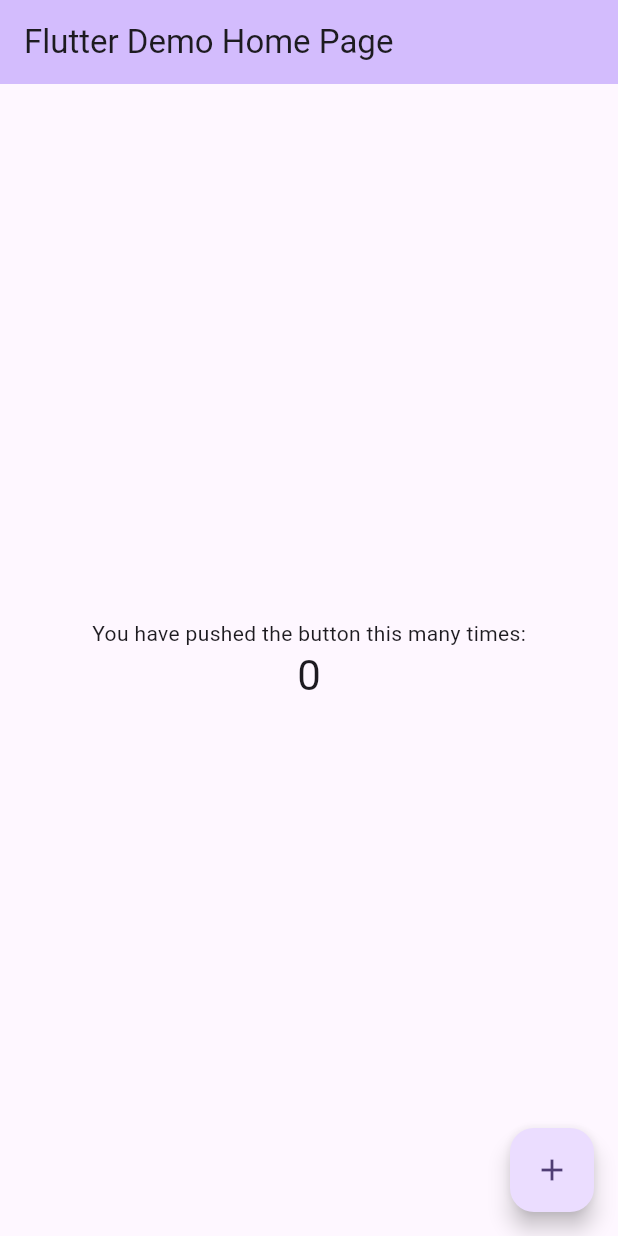
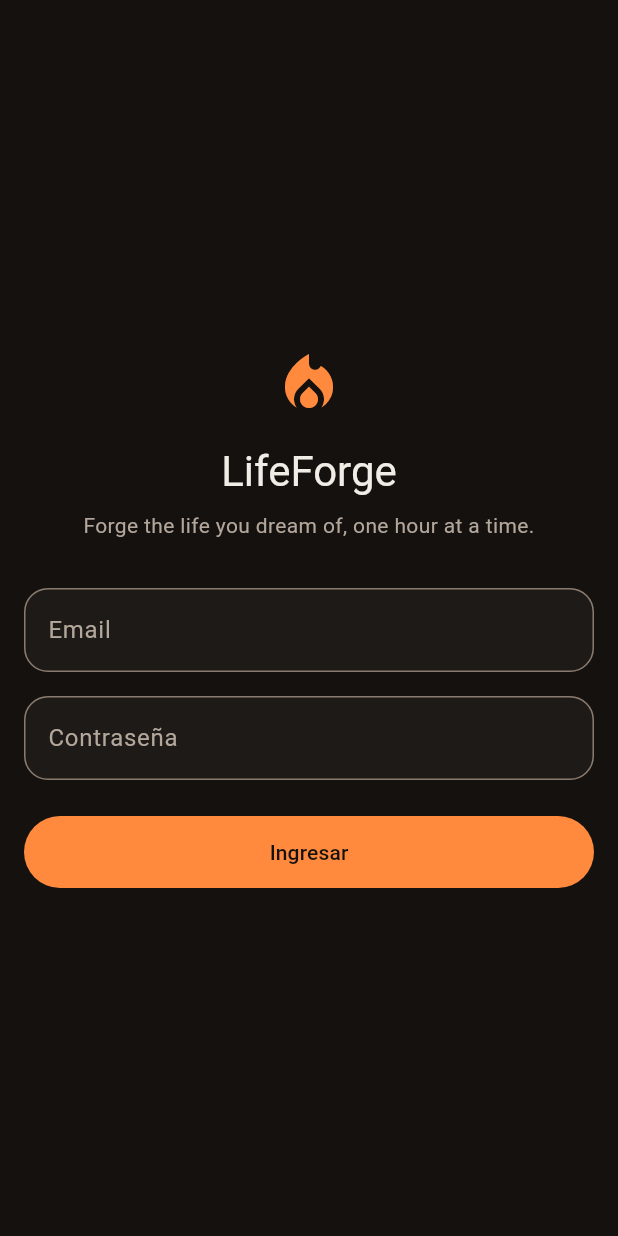
Before and after one commit to Jeyker-Dev/lifeforge-app, a Flutter app: the screen it shows after launch, on a phone screen of 412 x 824 dp. Run offline on Flutter 3.47's test engine with Material 3 defaults, Android fonts, the phone set to English and light mode, and no system bars; our stand-ins replace dio, flutter_riverpod, flutter_secure_storage, go_router.

Commit message:
feat(auth): add app base and login against the API
Set up the app skeleton with Riverpod, go_router and the Forja dark
theme, plus a login screen that signs in against the API and a
placeholder home screen with logout. Tokens live in secure storage;
an interceptor adds the bearer token and, on a 401, refreshes once
and retries. Refreshes are single-flight because the API revokes the
whole session when a rotated refresh token is reused. Android gets the
internet permission, and debug builds allow plain HTTP to the local
API. Users are created from the API command line; there is no signup.

```diff
--- /dev/null
+++ b/lib/app/app.dart
@@ -0,0 +1,19 @@
+import 'package:flutter/material.dart';
+import 'package:flutter_riverpod/flutter_riverpod.dart';
+
+import 'router.dart';
+import 'theme.dart';
+
+class LifeForgeApp extends ConsumerWidget {
+  const LifeForgeApp({super.key});
+
+  @override
+  Widget build(BuildContext context, WidgetRef ref) {
+    return MaterialApp.router(
+      title: 'LifeForge',
+      debugShowCheckedModeBanner: false,
+      theme: buildForgeTheme(),
+      routerConfig: ref.watch(routerProvider),
+    );
+  }
+}
--- /dev/null
+++ b/lib/app/router.dart
@@ -0,0 +1,39 @@
+import 'package:flutter/material.dart';
+import 'package:flutter_riverpod/flutter_riverpod.dart';
+import 'package:go_router/go_router.dart';
+
+import '../features/auth/domain/auth.dart';
+import '../features/auth/presentation/auth_controller.dart';
+import '../features/auth/presentation/login_screen.dart';
+import '../features/home/presentation/home_screen.dart';
+
+final routerProvider = Provider<GoRouter>((ref) {
+  final auth = ValueNotifier<AsyncValue<AuthStatus>>(
+    ref.read(authControllerProvider),
+  );
+  ref.listen(authControllerProvider, (_, next) => auth.value = next);
+  ref.onDispose(auth.dispose);
+
+  return GoRouter(
+    initialLocation: '/',
+    refreshListenable: auth,
+    redirect: (context, state) {
+      final status = auth.value.value;
+      final location = state.matchedLocation;
+      if (status == null) return location == '/splash' ? null : '/splash';
+      if (status == AuthStatus.signedOut) {
+        return location == '/login' ? null : '/login';
+      }
+      return location == '/login' || location == '/splash' ? '/' : null;
+    },
+    routes: [
+      GoRoute(
+        path: '/splash',
+        builder: (context, state) =>
+            const Scaffold(body: Center(child: CircularProgressIndicator())),
+      ),
+      GoRoute(path: '/login', builder: (context, state) => const LoginScreen()),
+      GoRoute(path: '/', builder: (context, state) => const HomeScreen()),
+    ],
+  );
+});
--- /dev/null
+++ b/lib/app/theme.dart
@@ -0,0 +1,62 @@
+import 'package:flutter/material.dart';
+
+/// "Forja cálida" tokens from docs/areas/stitch-design.md (dark mode).
+abstract final class ForgeColors {
+  static const primary = Color(0xFFFF8A3D);
+  static const onPrimary = Color(0xFF14110F);
+  static const background = Color(0xFF14110F);
+  static const surface = Color(0xFF1E1A17);
+  static const surfaceHigh = Color(0xFF2A2420);
+  static const onSurface = Color(0xFFF2ECE6);
+  static const onSurfaceMuted = Color(0xFFB3A79C);
+  static const outline = Color(0xFF3A322C);
+  static const outlineControl = Color(0xFF8A7B6F);
+  static const negative = Color(0xFFF26B5B);
+
+  static const areaHealth = Color(0xFFE07A5F);
+  static const areaCareer = Color(0xFFD4A373);
+  static const areaFinance = Color(0xFF81B29A);
+  static const areaRelationships = Color(0xFFD98C9B);
+  static const areaLeisure = Color(0xFFA88BD9);
+  static const protectedTime = Color(0xFF8C9BAB);
+  static const positive = Color(0xFF7BC47F);
+  static const warning = Color(0xFFF2C94C);
+}
+
+ThemeData buildForgeTheme() {
+  const scheme = ColorScheme.dark(
+    primary: ForgeColors.primary,
+    onPrimary: ForgeColors.onPrimary,
+    surface: ForgeColors.background,
+    onSurface: ForgeColors.onSurface,
+    onSurfaceVariant: ForgeColors.onSurfaceMuted,
+    surfaceContainer: ForgeColors.surface,
+    surfaceContainerHigh: ForgeColors.surfaceHigh,
+    outline: ForgeColors.outlineControl,
+    outlineVariant: ForgeColors.outline,
+    error: ForgeColors.negative,
+  );
+  final border = OutlineInputBorder(
+    borderRadius: BorderRadius.circular(16),
+    borderSide: const BorderSide(color: ForgeColors.outlineControl),
+  );
+  return ThemeData(
+    colorScheme: scheme,
+    scaffoldBackgroundColor: ForgeColors.background,
+    inputDecorationTheme: InputDecorationTheme(
+      filled: true,
+      fillColor: ForgeColors.surface,
+      border: border,
+      enabledBorder: border,
+      focusedBorder: border.copyWith(
+        borderSide: const BorderSide(color: ForgeColors.primary, width: 2),
+      ),
+    ),
+    filledButtonTheme: FilledButtonThemeData(
+      style: FilledButton.styleFrom(
+        minimumSize: const Size.fromHeight(48),
+        shape: const StadiumBorder(),
+      ),
+    ),
+  );
+}
--- /dev/null
+++ b/lib/features/auth/domain/auth.dart
@@ -0,0 +1,49 @@
+/// Access and refresh tokens issued by the LifeForge API.
+class AuthTokens {
+  const AuthTokens({required this.accessToken, required this.refreshToken});
+
+  final String accessToken;
+  final String refreshToken;
+}
+
+/// Whether the device holds a session with the API.
+enum AuthStatus { signedIn, signedOut }
+
+/// Base class for authentication failures shown to the user.
+sealed class AuthFailure implements Exception {
+  const AuthFailure();
+}
+
+/// The email or password is wrong.
+class InvalidCredentials extends AuthFailure {
+  const InvalidCredentials();
+}
+
+/// The refresh token is no longer valid; the user must sign in again.
+class SessionExpired extends AuthFailure {
+  const SessionExpired();
+}
+
+/// The API could not be reached.
+class NetworkFailure extends AuthFailure {
+  const NetworkFailure();
+}
+
+/// Persists the session tokens on the device.
+abstract interface class TokenStore {
+  Future<AuthTokens?> read();
+  Future<void> save(AuthTokens tokens);
+  Future<void> clear();
+}
+
+/// Talks to the API authentication endpoints.
+abstract interface class AuthGateway {
+  /// Throws [InvalidCredentials] or [NetworkFailure].
+  Future<AuthTokens> login({required String email, required String password});
+
+  /// Throws [SessionExpired] or [NetworkFailure].
+  Future<AuthTokens> refresh(String refreshToken);
+
+  /// Revokes the session on the server. Never throws.
+  Future<void> logout(String refreshToken);
+}
--- /dev/null
+++ b/lib/features/auth/presentation/login_screen.dart
@@ -0,0 +1,120 @@
+import 'package:flutter/material.dart';
+import 'package:flutter_riverpod/flutter_riverpod.dart';
+
+import '../domain/auth.dart';
+import 'auth_controller.dart';
+
+class LoginScreen extends ConsumerStatefulWidget {
+  const LoginScreen({super.key});
+
+  @override
+  ConsumerState<LoginScreen> createState() => _LoginScreenState();
+}
+
+class _LoginScreenState extends ConsumerState<LoginScreen> {
+  final _email = TextEditingController();
+  final _password = TextEditingController();
+  bool _submitting = false;
+  String? _error;
+
+  @override
+  void dispose() {
+    _email.dispose();
+    _password.dispose();
+    super.dispose();
+  }
+
+  Future<void> _submit() async {
+    if (_email.text.trim().isEmpty || _password.text.isEmpty) {
+      setState(() => _error = 'Ingresa tu email y tu contraseña.');
+      return;
+    }
+    setState(() {
+      _submitting = true;
+      _error = null;
+    });
+    try {
+      await ref
+          .read(authControllerProvider.notifier)
+          .login(email: _email.text, password: _password.text);
+    } on AuthFailure catch (failure) {
+      if (!mounted) return;
+      setState(() => _error = _messageFor(failure));
+    } finally {
+      if (mounted) setState(() => _submitting = false);
+    }
+  }
+
+  String _messageFor(AuthFailure failure) => switch (failure) {
+    InvalidCredentials() => 'Email o contraseña incorrectos.',
+    NetworkFailure() =>
+      'No se pudo conectar con el servidor. Intenta de nuevo.',
+    SessionExpired() => 'Tu sesión venció. Inicia sesión de nuevo.',
+  };
+
+  @override
+  Widget build(BuildContext context) {
+    final theme = Theme.of(context);
+    return Scaffold(
+      body: SafeArea(
+        child: Center(
+          child: SingleChildScrollView(
+            padding: const EdgeInsets.all(16),
+            child: Column(
+              crossAxisAlignment: CrossAxisAlignment.stretch,
+              children: [
+                Icon(
+                  Icons.local_fire_department,
+                  size: 48,
+                  color: theme.colorScheme.primary,
+                ),
+                const SizedBox(height: 16),
+                Text(
+                  'LifeForge',
+                  textAlign: TextAlign.center,
+                  style: theme.textTheme.headlineMedium,
+                ),
+                const SizedBox(height: 8),
+                Text(
+                  'Forge the life you dream of, one hour at a time.',
+                  textAlign: TextAlign.center,
+                  style: theme.textTheme.bodyMedium?.copyWith(
+                    color: theme.colorScheme.onSurfaceVariant,
+                  ),
+                ),
+                const SizedBox(height: 32),
+                TextField(
+                  controller: _email,
+                  keyboardType: TextInputType.emailAddress,
+                  autofillHints: const [AutofillHints.email],
+                  textInputAction: TextInputAction.next,
+                  decoration: const InputDecoration(labelText: 'Email'),
+                ),
+                const SizedBox(height: 16),
+                TextField(
+                  controller: _password,
+                  obscureText: true,
+                  autofillHints: const [AutofillHints.password],
+                  onSubmitted: (_) => _submit(),
+                  decoration: const InputDecoration(labelText: 'Contraseña'),
+                ),
+                if (_error != null) ...[
+                  const SizedBox(height: 16),
+                  Text(
+                    _error!,
+                    style: TextStyle(color: theme.colorScheme.error),
+                  ),
+                ],
+                const SizedBox(height: 24),
+                FilledButton(
+                  onPressed: _submitting ? null : _submit,
+                  child: Text(_submitting ? 'Ingresando…' : 'Ingresar'),
+                ),
+              ],
+            ),
+          ),
+        ),
+      ),
+    );
+  }
+}
--- a/lib/main.dart
+++ b/lib/main.dart
@@ -1,122 +1,8 @@
 import 'package:flutter/material.dart';
+import 'package:flutter_riverpod/flutter_riverpod.dart';
+
+import 'app/app.dart';
 
 void main() {
-  runApp(const MyApp());
+  runApp(const ProviderScope(child: LifeForgeApp()));
 }
-
-class MyApp extends StatelessWidget {
-  const MyApp({super.key});
-
-  // This widget is the root of your application.
-  @override
-  Widget build(BuildContext context) {
-    return MaterialApp(
-      title: 'Flutter Demo',
-      theme: ThemeData(
-        // This is the theme of your application.
-        //
-        // TRY THIS: Try running your application with "flutter run". You'll see
-        // the application has a purple toolbar. Then, without quitting the app,
-        // try changing the seedColor in the colorScheme below to Colors.green
-        // and then invoke "hot reload" (save your changes or press the "hot
-        // reload" button in a Flutter-supported IDE, or press "r" if you used
-        // the command line to start the app).
-        //
-        // Notice that the counter didn't reset back to zero; the application
-        // state is not lost during the reload. To reset the state, use hot
-        // restart instead.
-        //
-        // This works for code too, not just values: Most code changes can be
-        // tested with just a hot reload.
-        colorScheme: .fromSeed(seedColor: Colors.deepPurple),
-      ),
-      home: const MyHomePage(title: 'Flutter Demo Home Page'),
-    );
-  }
-}
-
-class MyHomePage extends StatefulWidget {
-  const MyHomePage({super.key, required this.title});
-
-  // This widget is the home page of your application. It is stateful, meaning
-  // that it has a State object (defined below) that contains fields that affect
-  // how it looks.
-
-  // This class is the configuration for the state. It holds the values (in this
-  // case the title) provided by the parent (in this case the App widget) and
-  // used by the build method of the State. Fields in a Widget subclass are
-  // always marked "final".
-
-  final String title;
-
-  @override
-  State<MyHomePage> createState() => _MyHomePageState();
-}
-
-class _MyHomePageState extends State<MyHomePage> {
-  int _counter = 0;
-
-  void _incrementCounter() {
-    setState(() {
-      // This call to setState tells the Flutter framework that something has
-      // changed in this State, which causes it to rerun the build method below
-      // so that the display can reflect the updated values. If we changed
-      // _counter without calling setState(), then the build method would not be
-      // called again, and so nothing would appear to happen.
-      _counter++;
-    });
-  }
-
-  @override
-  Widget build(BuildContext context) {
-    // This method is rerun every time setState is called, for instance as done
-    // by the _incrementCounter method above.
-    //
-    // The Flutter framework has been optimized to make rerunning build methods
-    // fast, so that you can just rebuild anything that needs updating rather
-    // than having to individually change instances of widgets.
-    return Scaffold(
-      appBar: AppBar(
-        // TRY THIS: Try changing the color here to a specific color (to
-        // Colors.amber, perhaps?) and trigger a hot reload to see the AppBar
-        // change color while the other colors stay the same.
-        backgroundColor: Theme.of(context).colorScheme.inversePrimary,
-        // Here we take the value from the MyHomePage object that was created by
-        // the App.build method, and use it to set our appbar title.
-        title: Text(widget.title),
-      ),
-      body: Center(
-        // Center is a layout widget. It takes a single child and positions it
-        // in the middle of the parent.
-        child: Column(
-          // Column is also a layout widget. It takes a list of children and
-          // arranges them vertically. By default, it sizes itself to fit its
-          // children horizontally, and tries to be as tall as its parent.
-          //
-          // Column has various properties to control how it sizes itself and
-          // how it positions its children. Here we use mainAxisAlignment to
-          // center the children vertically; the main axis here is the vertical
-          // axis because Columns are vertical (the cross axis would be
-          // horizontal).
-          //
-          // TRY THIS: Invoke "debug painting" (choose the "Toggle Debug Paint"
-          // action in the IDE, or press "p" in the console), to see the
-          // wireframe for each widget.
-          mainAxisAlignment: .center,
-          children: [
-            const Text('You have pushed the button this many times:'),
-            Text(
-              '$_counter',
-              style: Theme.of(context).textTheme.headlineMedium,
-            ),
-          ],
-        ),
-      ),
-      floatingActionButton: FloatingActionButton(
-        onPressed: _incrementCounter,
-        tooltip: 'Increment',
-        child: const Icon(Icons.add),
-      ),
-    );
-  }
-}
--- a/pubspec.yaml
+++ b/pubspec.yaml
@@ -34,6 +34,10 @@ dependencies:
   # The following adds the Cupertino Icons font to your application.
   # Use with the CupertinoIcons class for iOS style icons.
   cupertino_icons: ^1.0.8
+  flutter_riverpod: ^3.3.2
+  go_router: ^17.5.0
+  dio: ^5.11.1
+  flutter_secure_storage: ^11.2.0
 
 dev_dependencies:
   flutter_test:
```
Also changed, not shown: lib/core/network/auth_interceptor.dart (added, +78 -0 lines), lib/core/network/providers.dart (added, +51 -0 lines), lib/core/network/token_refresher.dart (added, +35 -0 lines), lib/features/auth/data/http_auth_gateway.dart (added, +62 -0 lines), lib/features/auth/data/secure_token_store.dart (added, +34 -0 lines), lib/features/auth/presentation/auth_controller.dart (added, +38 -0 lines), lib/features/home/presentation/home_screen.dart (added, +26 -0 lines), pubspec.lock, 8 other files.
